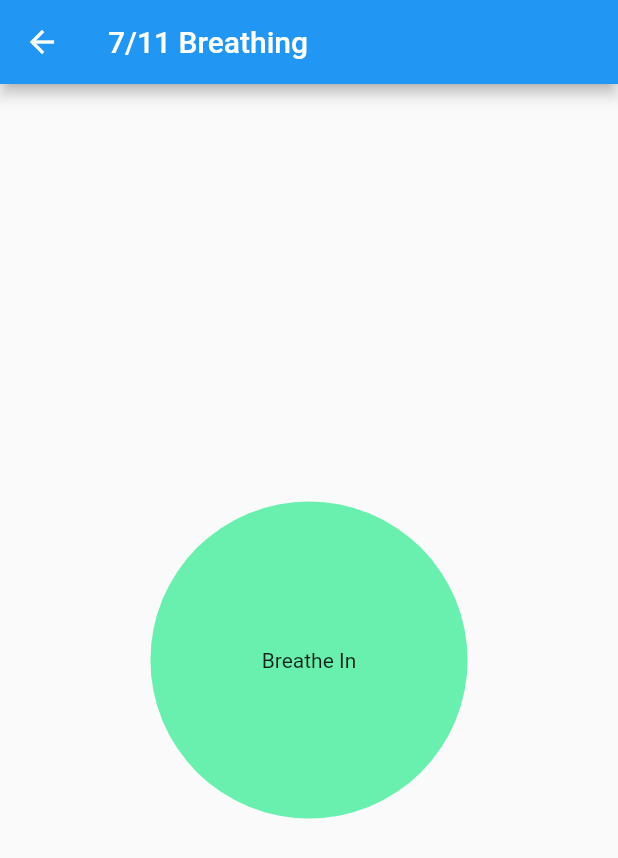
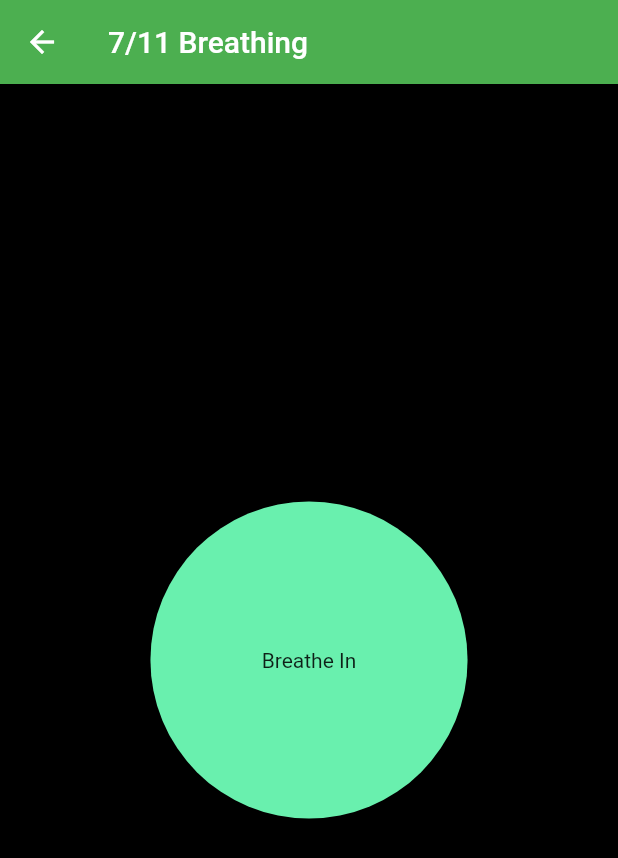
Before and after one commit to rishikesh1419/Calm-Breathing-Flutter, a Flutter app: the screen it shows after launch, after a tap on "7/11 Pattern", on a phone screen of 412 x 824 dp. Shown: the top 858 px of the screen. Run offline on Flutter 3.47's test engine with Material 2 defaults, Android fonts, the phone set to English and light mode, and no system bars.

Commit message:
Design imrpvements 1

```diff
--- a/lib/main.dart
+++ b/lib/main.dart
@@ -1,3 +1,4 @@
+import 'package:calm_breathing/utils/constants.dart';
 import 'package:flutter/material.dart';
 import 'screens/home_screen.dart';
 
@@ -12,7 +13,7 @@ class CalmBreathing extends StatelessWidget {
       debugShowCheckedModeBanner: false,
       title: 'Flutter Demo',
       theme: ThemeData(
-        primarySwatch: Colors.blue,
+        primarySwatch: green,
         visualDensity: VisualDensity.adaptivePlatformDensity,
       ),
       home: HomeScreen(),
--- a/lib/screens/breathing.dart
+++ b/lib/screens/breathing.dart
@@ -1,3 +1,4 @@
+import 'package:calm_breathing/utils/constants.dart';
 import 'package:calm_breathing/widgets/breather_error.dart';
 import 'package:calm_breathing/widgets/three_stage.dart';
 import 'package:calm_breathing/widgets/two_stage.dart';
@@ -27,6 +28,7 @@ class Breathing extends StatelessWidget {
     }
 
     return Scaffold(
+        backgroundColor: black,
         appBar: AppBar(
           title: Text(pattern),
         ),
--- a/lib/screens/home_screen.dart
+++ b/lib/screens/home_screen.dart
@@ -1,3 +1,4 @@
+import 'package:calm_breathing/utils/constants.dart';
 import 'package:calm_breathing/widgets/app_bar.dart';
 import 'package:flutter/material.dart';
 import 'breathing.dart';
@@ -6,6 +7,7 @@ class HomeScreen extends StatelessWidget {
   @override
   Widget build(BuildContext context) {
     return Scaffold(
+      backgroundColor: black,
       appBar: MyAppBar(home: true),
       body: Column(
         children: [
@@ -20,7 +22,7 @@ class HomeScreen extends StatelessWidget {
                       "Calm Breathing",
                       style: TextStyle(
                         fontSize: 50.0,
-                        color: Colors.blueGrey,
+                        color: green,
                       ),
                     ),
                   ),
--- /dev/null
+++ b/lib/utils/constants.dart
@@ -0,0 +1,6 @@
+import 'package:flutter/material.dart';
+
+const green = Colors.green;
+const black = Colors.black;
+const greenAccent = Colors.greenAccent;
+const transparent = Colors.transparent;
--- a/lib/widgets/app_bar.dart
+++ b/lib/widgets/app_bar.dart
@@ -1,4 +1,5 @@
 import 'package:calm_breathing/screens/info_screen.dart';
+import 'package:calm_breathing/utils/constants.dart';
 import 'package:flutter/material.dart';
 
 class MyAppBar extends StatelessWidget implements PreferredSizeWidget {
@@ -7,17 +8,22 @@ class MyAppBar extends StatelessWidget implements PreferredSizeWidget {
   const MyAppBar({Key key, this.home, this.info}) : super(key: key);
 
   @override
-  Size get preferredSize => const Size.fromHeight(50);
+  Size get preferredSize => const Size.fromHeight(70);
 
   @override
   Widget build(BuildContext context) {
     return AppBar(
+      backgroundColor: transparent,
+      elevation: 0.0,
       leading: home == null
           ? GestureDetector(
               onTap: () {
                 Navigator.pop(context);
               },
-              child: Icon(Icons.arrow_back))
+              child: Icon(
+                Icons.arrow_back_outlined,
+                color: green,
+              ))
           : null,
       actions: info == null
           ? [
@@ -29,7 +35,10 @@ class MyAppBar extends StatelessWidget implements PreferredSizeWidget {
                 },
                 child: Padding(
                   padding: const EdgeInsets.all(8.0),
-                  child: Icon(Icons.info),
+                  child: Icon(
+                    Icons.info,
+                    color: green,
+                  ),
                 ),
               ),
             ]
--- a/lib/widgets/three_stage.dart
+++ b/lib/widgets/three_stage.dart
@@ -1,5 +1,6 @@
 import 'dart:async';
 
+import 'package:calm_breathing/utils/constants.dart';
 import 'package:flutter/material.dart';
 
 class ThreeStage extends StatefulWidget {
@@ -45,7 +46,7 @@ class _ThreeStageState extends State<ThreeStage> with TickerProviderStateMixin {
     return Container(
       height: 180.0 + 50* _breathingController.value,
       decoration: BoxDecoration(
-      color: Colors.greenAccent,
+      color: greenAccent,
         shape: BoxShape.circle,
       ),
       child: Center(child: Text(_action)),
--- a/lib/widgets/two_stage.dart
+++ b/lib/widgets/two_stage.dart
@@ -1,3 +1,4 @@
+import 'package:calm_breathing/utils/constants.dart';
 import 'package:flutter/material.dart';
 
 class TwoStage extends StatefulWidget {
@@ -16,7 +17,7 @@ class _TwoStageState extends State<TwoStage> with TickerProviderStateMixin {
       duration: const Duration(milliseconds: 1750),
     )
       ..addStatusListener((status) {
-      if(status == AnimationStatus.completed) {
+        if (status == AnimationStatus.completed) {
           _breathingController.duration = const Duration(milliseconds: 2750);
           _action = 'Breathe Out';
           _breathingController.reverse();
@@ -26,8 +27,7 @@ class _TwoStageState extends State<TwoStage> with TickerProviderStateMixin {
         }
       })
       ..addListener(() {
-      setState(() {
-      });
+        setState(() {});
       });
     _breathingController.forward();
   }
@@ -35,9 +35,9 @@ class _TwoStageState extends State<TwoStage> with TickerProviderStateMixin {
   @override
   Widget build(BuildContext context) {
     return Container(
-      height: 180.0 + 50* _breathingController.value,
+      height: 180.0 + 50 * _breathingController.value,
       decoration: BoxDecoration(
-      color: Colors.greenAccent,
+        color: greenAccent,
         shape: BoxShape.circle,
       ),
       child: Center(child: Text(_action)),
```
Lines whose indentation alone changed are shown as unchanged.
